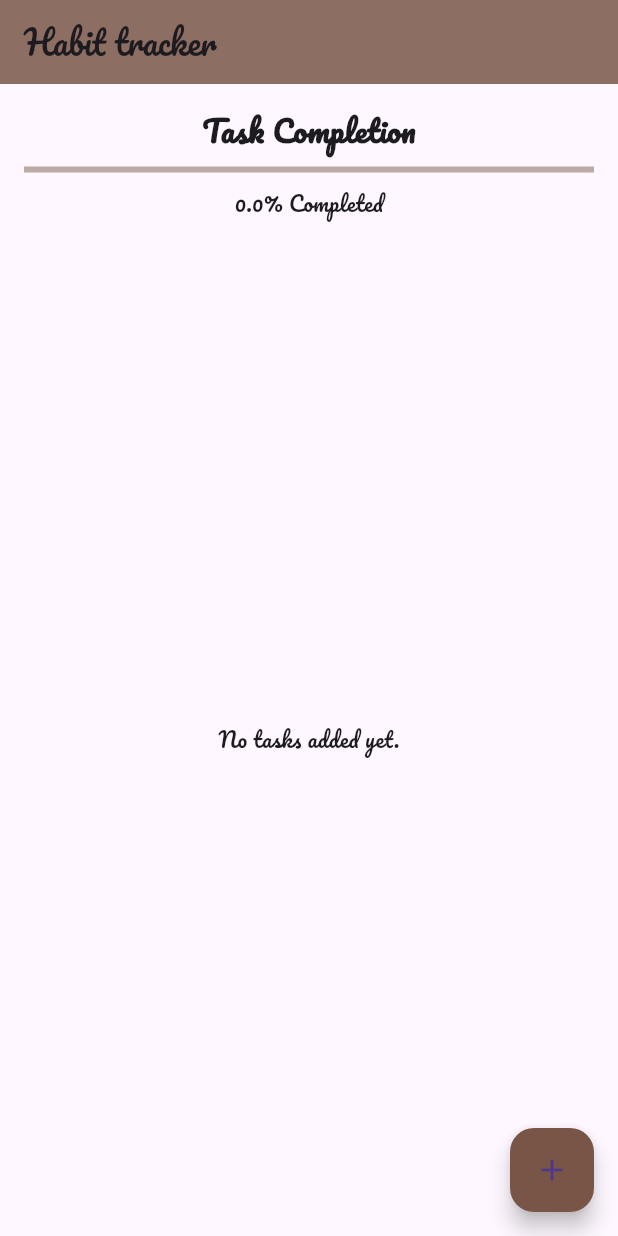
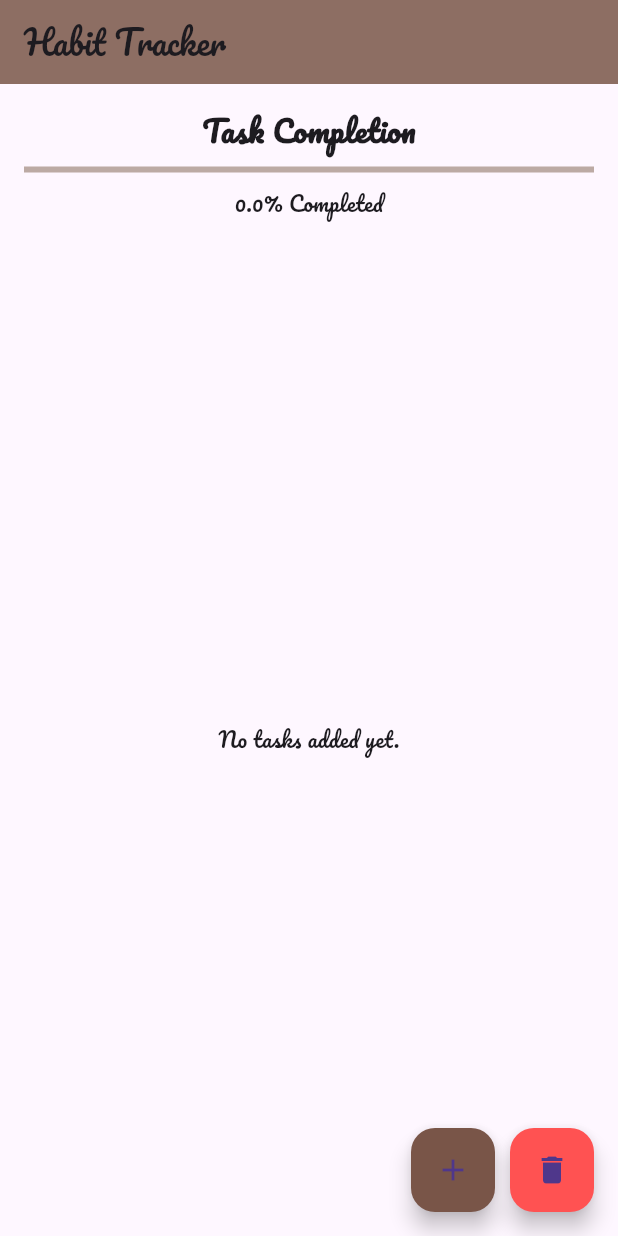
Before and after one commit to Gregory-123-coder/HabbitTracker, a Flutter app: the screen it shows after launch, on a phone screen of 412 x 824 dp. Run offline on Flutter 3.47's test engine with Material 3 defaults, Android fonts, the phone set to English and light mode, and no system bars; our stand-ins replace google_fonts.

Commit message:
second commit

```diff
--- a/lib/habit.dart
+++ b/lib/habit.dart
@@ -58,6 +58,31 @@ class _TaskManagerAppState extends State<TaskManagerApp> {
     setState(() {
       task.status = task.status == 'Pending' ? 'Completed' : 'Pending';
     });
+  }
+
+  void _clearCompletedTasks() {
+    showDialog(
+      context: context,
+      builder: (context) => AlertDialog(
+        title: Text("Clear Completed Tasks?"),
+        content: Text("Are you sure you want to delete all completed tasks?"),
+        actions: [
+          TextButton(
+            onPressed: () => Navigator.pop(context),
+            child: Text("Cancel"),
+          ),
+          TextButton(
+            onPressed: () {
+              setState(() {
+                _tasks.removeWhere((task) => task.status == 'Completed');
+              });
+              Navigator.pop(context);
+            },
+            child: Text("Clear"),
+          ),
+        ],
+      ),
+    );
   }
 
   void _showAddTaskDialog() {
@@ -152,7 +177,7 @@ class _TaskManagerAppState extends State<TaskManagerApp> {
       ),
       home: Scaffold(
         appBar: AppBar(
-          title: Text("Habit tracker"),
+          title: Text("Habit Tracker"),
           backgroundColor: Colors.brown[400],
         ),
         body: Column(
@@ -186,7 +211,7 @@ class _TaskManagerAppState extends State<TaskManagerApp> {
                   return Card(
                     color: task.status == 'Completed' ? Colors.green[100] : Colors.orange[100],
                     child: ListTile(
-                      leading: Icon(Icons.pets, color: Colors.brown),
+
                       title: Text(task.title),
                       subtitle: Text(
                         "${task.description}\nDeadline: ${task.deadline.toLocal()}".split(' ')[0],
@@ -205,12 +230,31 @@ class _TaskManagerAppState extends State<TaskManagerApp> {
             ),
           ],
         ),
-        floatingActionButton: FloatingActionButton(
-          onPressed: _showAddTaskDialog,
-          backgroundColor: Colors.brown,
-          child: Icon(Icons.add),
+        floatingActionButton: Row(
+          mainAxisAlignment: MainAxisAlignment.end,
+          children: [
+            FloatingActionButton(
+              onPressed: _showAddTaskDialog,
+              backgroundColor: Colors.brown,
+              heroTag: "addTask",
+              child: Icon(Icons.add),
+              tooltip: "Add Task",
+            ),
+            SizedBox(width: 10),
+            FloatingActionButton(
+              onPressed: _clearCompletedTasks,
+              backgroundColor: Colors.redAccent,
+              heroTag: "clearCompleted",
+              child: Icon(Icons.delete),
+              tooltip: "Clear Completed Tasks",
+            ),
+          ],
         ),
       ),
     );
   }
 }
+
+void main() {
+  runApp(TaskManagerApp());
+}
--- a/pubspec.yaml
+++ b/pubspec.yaml
@@ -18,7 +18,7 @@ publish_to: 'none' # Remove this line if you wish to publish to pub.dev
 version: 1.0.0+1
 
 environment:
-  sdk: ^3.5.3
+  sdk: '>=3.4.4 <4.0.0'
 
 # Dependencies specify other packages that your package needs in order to work.
 # To automatically upgrade your package dependencies to the latest versions
@@ -39,6 +39,7 @@ dependencies:
   flutter_localization: ^0.3.2
 
 
+
 dev_dependencies:
   flutter_test:
     sdk: flutter
@@ -48,7 +49,7 @@ dev_dependencies:
   # activated in the `analysis_options.yaml` file located at the root of your
   # package. See that file for information about deactivating specific lint
   # rules and activating additional ones.
-  flutter_lints: ^4.0.0
+  flutter_lints: ^6.0.0
 
 # For information on the generic Dart part of this file, see the
 # following page: https://dart.dev/tools/pub/pubspec
```
Also changed, not shown: pubspec.lock, 1 other file.
